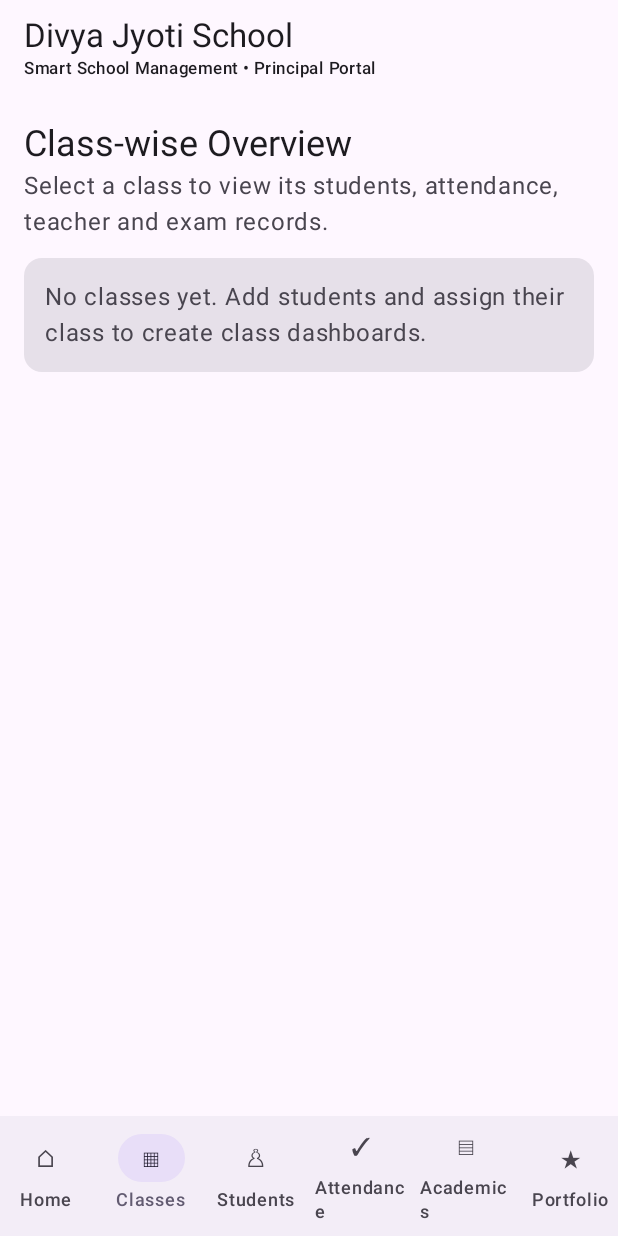
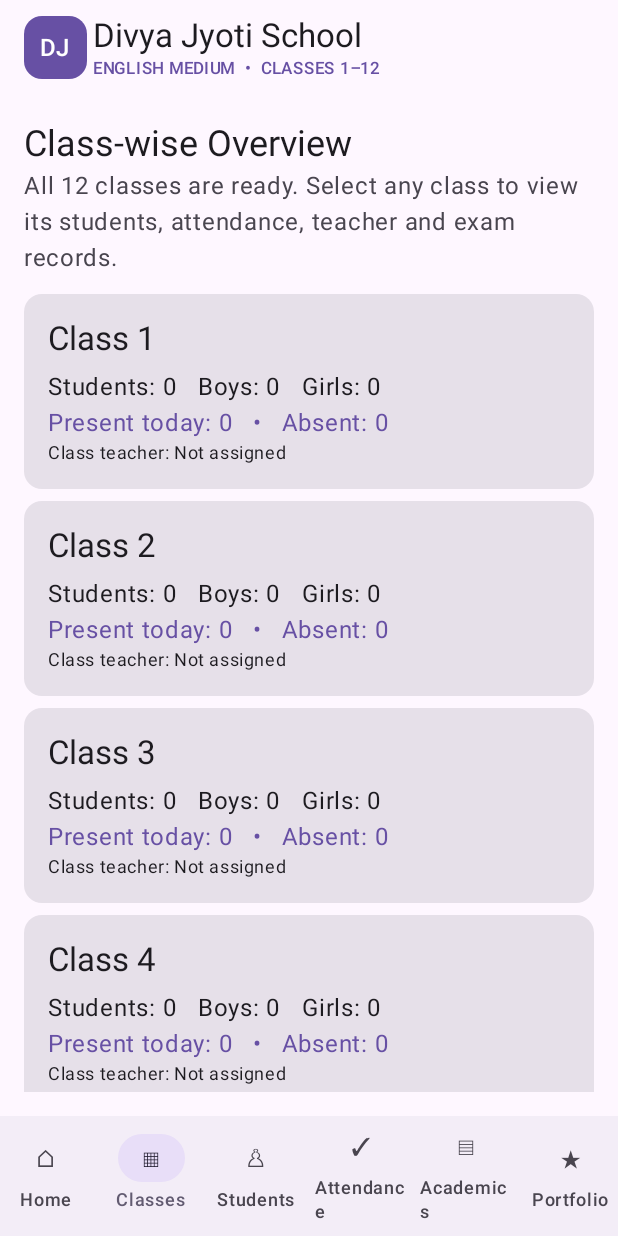
Before and after one commit to vicky251192-spec/Apkkk, an Android app built with Jetpack Compose: the screen it shows after launch (MainActivity), item 2 of the bottom bar chosen, on a phone screen of 412 x 824 dp. Run offline under Robolectric (Android 15) with nearby library versions, the phone set to English and light mode, and no system bars.

Commit message:
Configure Divya Jyoti School for English medium classes 1-12 with principal analytics

```diff
--- a/app/src/main/java/com/schoolsphere/app/MainActivity.kt
+++ b/app/src/main/java/com/schoolsphere/app/MainActivity.kt
@@ -38,7 +38,7 @@ class SchoolDb(ctx:Context):SQLiteOpenHelper(ctx,"schoolsphere.db",null,2){
  }
  fun addStudent(v:List<String>){val c=ContentValues().apply{put("name",v[0]);put("admission",v[1]);put("grade",v[2]);put("section",v[3]);put("guardian",v[4]);put("phone",v[5]);put("gender",v[6]);put("dob",v[7])};writableDatabase.insertOrThrow("students",null,c)}
  fun students():List<Student>{val a=mutableListOf<Student>();readableDatabase.rawQuery("SELECT * FROM students ORDER BY grade,section,name",null).use{c->while(c.moveToNext())a.add(Student(c.getLong(0),c.getString(1),c.getString(2),c.getString(3),c.getString(4)?: "",c.getString(5)?: "",c.getString(6)?: "",c.getString(7)?: "",c.getString(8)?: ""))};return a}
- fun classes():List<SchoolClass>{val a=mutableListOf<SchoolClass>();readableDatabase.rawQuery("SELECT DISTINCT grade,COALESCE(section,'') FROM students ORDER BY grade,section",null).use{c->while(c.moveToNext())a.add(SchoolClass(c.getString(0),c.getString(1)))};return a}
+ fun classes():List<SchoolClass>{val a=mutableListOf<SchoolClass>();for(n in 1..12){val grade="Class $n";val sections=mutableListOf<String>();readableDatabase.rawQuery("SELECT DISTINCT COALESCE(section,'') FROM students WHERE grade=? ORDER BY section",arrayOf(grade)).use{c->while(c.moveToNext())sections.add(c.getString(0))};if(sections.isEmpty())sections.add("");sections.forEach{section->a.add(SchoolClass(grade,section))}};return a}
  fun studentId(admission:String)=students().firstOrNull{it.admission.equals(admission,true)}?.id
  fun addAttendance(id:Long,date:String,status:String){val v=ContentValues().apply{put("student_id",id);put("date",date);put("status",status)};writableDatabase.insertWithOnConflict("attendance",null,v,SQLiteDatabase.CONFLICT_REPLACE)}
  fun attendance(date:String):Map<Long,String>{val a=mutableMapOf<Long,String>();readableDatabase.rawQuery("SELECT student_id,status FROM attendance WHERE date=?",arrayOf(date)).use{c->while(c.moveToNext())a[c.getLong(0)]=c.getString(1)};return a}
@@ -73,7 +73,7 @@ class MainActivity:ComponentActivity(){override fun onCreate(savedInstanceState:
  val classMarks=remember(refresh,selectedGrade,selectedSection){db.attendanceForClass(selectedGrade,selectedSection,today)}
  val classAcademic=remember(refresh,selectedGrade,selectedSection){db.academicsForClass(selectedGrade,selectedSection)}
  MaterialTheme{
-  Scaffold(topBar={TopAppBar(title={Column{Text("Divya Jyoti School",style=MaterialTheme.typography.titleLarge);Text("Smart School Management • Principal Portal",style=MaterialTheme.typography.labelSmall)}})},
+  Scaffold(topBar={TopAppBar(navigationIcon={Surface(color=MaterialTheme.colorScheme.primary,shape=androidx.compose.foundation.shape.RoundedCornerShape(12.dp),modifier=Modifier.padding(start=12.dp).size(42.dp)){Box(contentAlignment=androidx.compose.ui.Alignment.Center){Text("DJ",color=MaterialTheme.colorScheme.onPrimary,style=MaterialTheme.typography.titleMedium)}}},title={Column{Text("Divya Jyoti School",style=MaterialTheme.typography.titleLarge);Text("ENGLISH MEDIUM  •  CLASSES 1–12",style=MaterialTheme.typography.labelSmall,color=MaterialTheme.colorScheme.primary)}})},
    bottomBar={NavigationBar{Page.values().filter{it!=Page.ClassDetail}.forEach{p->NavigationBarItem(selected=page==p,onClick={page=p},icon={Text(when(p){Page.Home->"⌂";Page.Classes->"▦";Page.ClassDetail->"▣";Page.Students->"♙";Page.Attendance->"✓";Page.Academics->"▤";Page.Portfolio->"★"})},label={Text(p.label)})}}},
    floatingActionButton={if(page==Page.Students||page==Page.Academics||page==Page.Portfolio)FloatingActionButton(onClick={dialog=when(page){Page.Students->"student";Page.Academics->"academic";Page.Portfolio->"portfolio";else->""}}){Text("+")}}){pad->
    Column(Modifier.padding(pad).fillMaxSize().padding(16.dp)){
@@ -82,8 +82,14 @@ class MainActivity:ComponentActivity(){override fun onCreate(savedInstanceState:
       Text("Principal Dashboard",style=MaterialTheme.typography.headlineSmall)
       Text("Divya Jyoti School • Your school at a glance",color=MaterialTheme.colorScheme.onSurfaceVariant)
       Spacer(Modifier.height(12.dp))
-      Row(horizontalArrangement=Arrangement.spacedBy(8.dp)){Stat("Total students",db.count("students").toString(),Modifier.weight(1f));Stat("Classes",classes.size.toString(),Modifier.weight(1f))}
+      Row(horizontalArrangement=Arrangement.spacedBy(8.dp)){Stat("Total students",db.count("students").toString(),Modifier.weight(1f));Stat("Classes","12",Modifier.weight(1f))}
       Row(horizontalArrangement=Arrangement.spacedBy(8.dp)){Stat("Present today",marks.values.count{it=="Present"}.toString(),Modifier.weight(1f));Stat("Absent today",marks.values.count{it=="Absent"}.toString(),Modifier.weight(1f))}
+      val boysTotal=students.count{it.gender.equals("Male",true)}
+      val girlsTotal=students.count{it.gender.equals("Female",true)}
+      val markedToday=marks.values.count{it=="Present"||it=="Absent"||it=="Leave"}
+      val attendancePct=if(students.isEmpty())0 else marks.values.count{it=="Present"}*100/students.size
+      Row(horizontalArrangement=Arrangement.spacedBy(8.dp)){Stat("Boys",boysTotal.toString(),Modifier.weight(1f));Stat("Girls",girlsTotal.toString(),Modifier.weight(1f));Stat("Not marked",(students.size-markedToday).coerceAtLeast(0).toString(),Modifier.weight(1f))}
+      Card(Modifier.fillMaxWidth()){Column(Modifier.padding(14.dp)){Row(horizontalArrangement=Arrangement.SpaceBetween,modifier=Modifier.fillMaxWidth()){Text("School attendance today",style=MaterialTheme.typography.titleSmall);Text("$attendancePct%",style=MaterialTheme.typography.titleMedium,color=MaterialTheme.colorScheme.primary)};LinearProgressIndicator(progress={attendancePct/100f},modifier=Modifier.fillMaxWidth().padding(top=8.dp));Text("$markedToday of ${students.size} students have an attendance status recorded",style=MaterialTheme.typography.bodySmall,color=MaterialTheme.colorScheme.onSurfaceVariant)}}
       Row(horizontalArrangement=Arrangement.spacedBy(8.dp)){Stat("Exam records",db.count("academics").toString(),Modifier.weight(1f));Stat("Portfolio",db.count("portfolio").toString(),Modifier.weight(1f))}
       Spacer(Modifier.height(16.dp))
       Button(onClick={page=Page.Classes},Modifier.fillMaxWidth()){Text("Explore class-wise dashboards")}
@@ -92,9 +98,9 @@ class MainActivity:ComponentActivity(){override fun onCreate(savedInstanceState:
      }
      Page.Classes->{
       Text("Class-wise Overview",style=MaterialTheme.typography.headlineSmall)
-      Text("Select a class to view its students, attendance, teacher and exam records.",color=MaterialTheme.colorScheme.onSurfaceVariant)
+      Text("All 12 classes are ready. Select any class to view its students, attendance, teacher and exam records.",color=MaterialTheme.colorScheme.onSurfaceVariant)
       Spacer(Modifier.height(12.dp))
-      if(classes.isEmpty())Hint("No classes yet. Add students and assign their class to create class dashboards.")
+
       LazyColumn(verticalArrangement=Arrangement.spacedBy(8.dp)){items(classes){cl->
        val roster=students.filter{it.grade==cl.grade&&it.section==cl.section}
        val classPresent=db.attendanceForClass(cl.grade,cl.section,today).values.count{it=="Present"}
@@ -168,7 +174,7 @@ class MainActivity:ComponentActivity(){override fun onCreate(savedInstanceState:
    }
   }
   when(dialog){
-   "student"->FormDialog(title="Add student",labels=listOf("Full name","Admission / roll no.","Class (e.g. Class 1)","Section","Parent / guardian","Parent phone","Gender (Male / Female / Other)","Date of birth (DD-MM-YYYY)"),save={v->if(v[0].isNotBlank()&&v[1].isNotBlank()&&v[2].isNotBlank())runCatching{db.addStudent(v);refresh++};dialog=""},cancel={dialog=""})
+   "student"->FormDialog(title="Add student",labels=listOf("Full name","Admission / roll no.","Class (Class 1 to Class 12)","Section","Parent / guardian","Parent phone","Gender (Male / Female / Other)","Date of birth (DD-MM-YYYY)"),save={v->if(v[0].isNotBlank()&&v[1].isNotBlank()&&v[2].isNotBlank())runCatching{db.addStudent(v);refresh++};dialog=""},cancel={dialog=""})
    "teacher"->FormDialog(title="Class teacher",labels=listOf("Class: $selectedGrade","Section: $selectedSection","Class teacher full name"),initial=listOf(selectedGrade,selectedSection,db.teacher(selectedGrade,selectedSection)),save={v->if(v[2].isNotBlank()){db.saveTeacher(selectedGrade,selectedSection,v[2].trim());refresh++};dialog=""},cancel={dialog=""})
    "academic"->FormDialog(title="Add academic result",labels=listOf("Student admission number","Subject","Exam / term","Marks obtained","Maximum marks"),save={v->val sid=db.studentId(v[0]);if(sid!=null&&v.drop(1).all{value->value.isNotBlank()}){db.addAcademic(sid,v);refresh++};dialog=""},cancel={dialog=""})
    "portfolio"->FormDialog(title="Add portfolio entry",labels=listOf("Student admission number","Category","Achievement title","Description","Date (YYYY-MM-DD)"),save={v->val sid=db.studentId(v[0]);if(sid!=null&&v[1].isNotBlank()&&v[2].isNotBlank()){db.addPortfolio(sid,v,today);refresh++};dialog=""},cancel={dialog=""})
```
